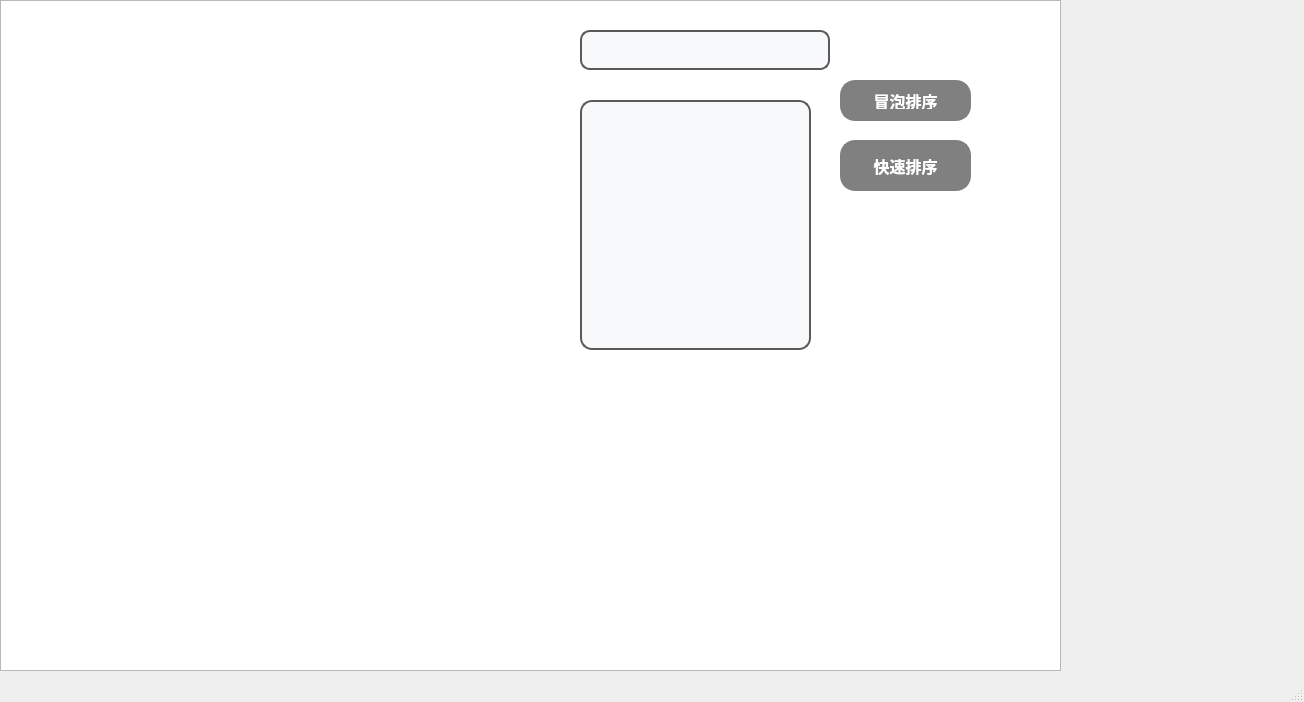
Above: date_struct/mainwindow.ui from TCWW0/QT_Train before the change. Below: the same form after it.
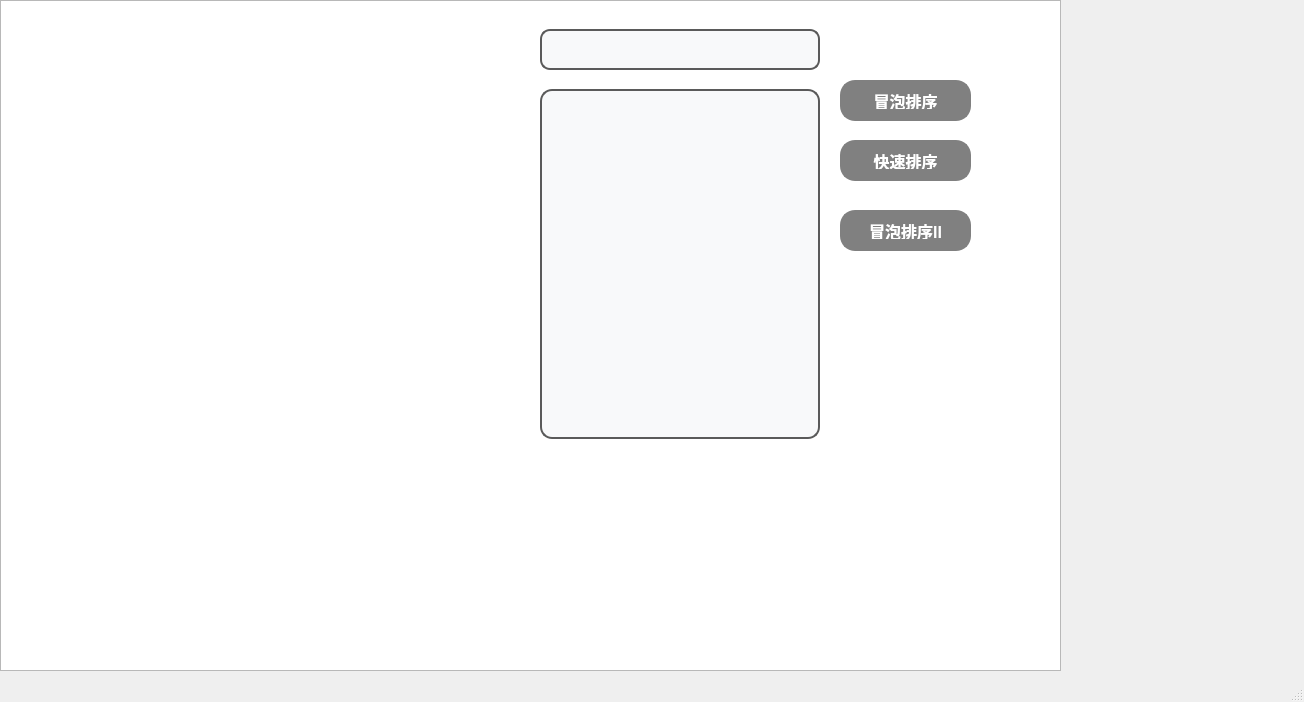
That is the form after the change.

Commit message: delete bubbleSort_basic

```diff
--- a/date_struct/mainwindow.ui
+++ b/date_struct/mainwindow.ui
@@ -17,10 +17,10 @@
    <widget class="QTextEdit" name="debugOutput">
     <property name="geometry">
      <rect>
-      <x>580</x>
-      <y>100</y>
-      <width>231</width>
-      <height>250</height>
+      <x>540</x>
+      <y>89</y>
+      <width>280</width>
+      <height>350</height>
      </rect>
     </property>
     <property name="styleSheet">
@@ -108,10 +108,10 @@
    <widget class="QLineEdit" name="ArrayEdit">
     <property name="geometry">
      <rect>
-      <x>580</x>
-      <y>30</y>
-      <width>250</width>
-      <height>40</height>
+      <x>540</x>
+      <y>29</y>
+      <width>280</width>
+      <height>41</height>
      </rect>
     </property>
     <property name="toolTip">
@@ -151,7 +151,7 @@
       <x>840</x>
       <y>140</y>
       <width>131</width>
-      <height>51</height>
+      <height>41</height>
      </rect>
     </property>
     <property name="styleSheet">
@@ -174,11 +174,41 @@
      <string>快速排序</string>
     </property>
    </widget>
+   <widget class="QPushButton" name="BubbleSort">
+    <property name="geometry">
+     <rect>
+      <x>840</x>
+      <y>210</y>
+      <width>131</width>
+      <height>41</height>
+     </rect>
+    </property>
+    <property name="styleSheet">
+     <string notr="true">QPushButton {
+    background-color: #808080;
+    color: white;
+    border: 2px solid #808080;
+    border-radius: 15px;
+    padding: 10px 20px;
+    font-size: 16px;
+    font-weight: bold;
+}
+
+QPushButton:hover {
+    background-color: #333333;
+    border: 2px solid #333333;
+}</string>
+    </property>
+    <property name="text">
+     <string>冒泡排序II</string>
+    </property>
+   </widget>
    <zorder>graphicsView</zorder>
    <zorder>debugOutput</zorder>
    <zorder>bubbleSortButton</zorder>
    <zorder>ArrayEdit</zorder>
    <zorder>quickSortButton</zorder>
+   <zorder>BubbleSort</zorder>
   </widget>
   <widget class="QMenuBar" name="menubar">
    <property name="geometry">
```
The commit also changes 43 other files.
